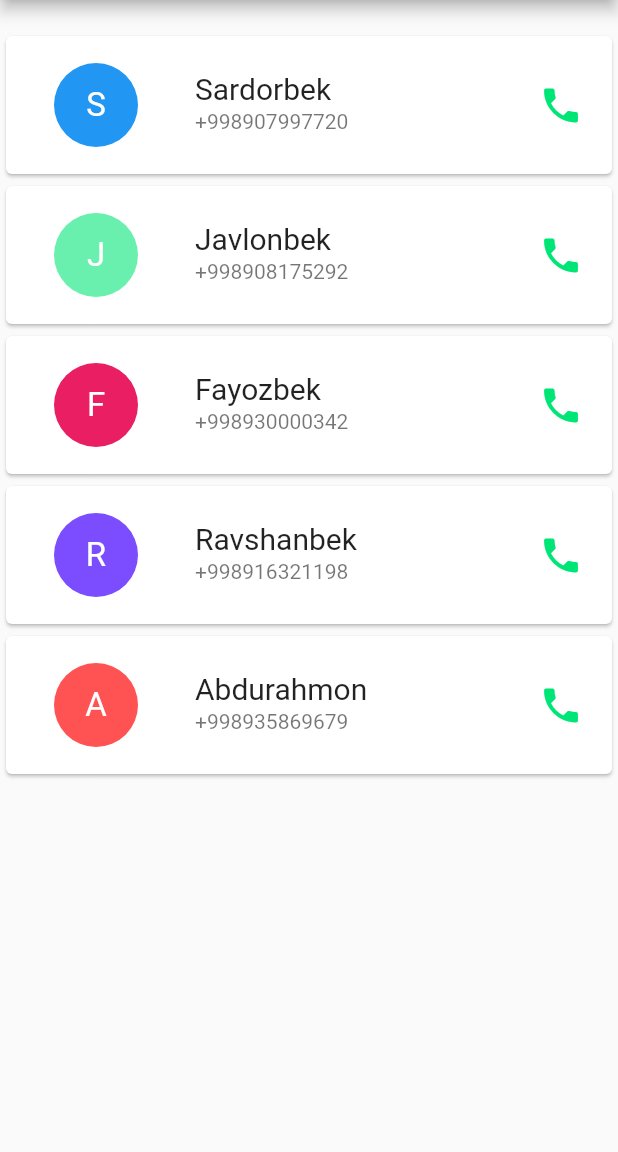
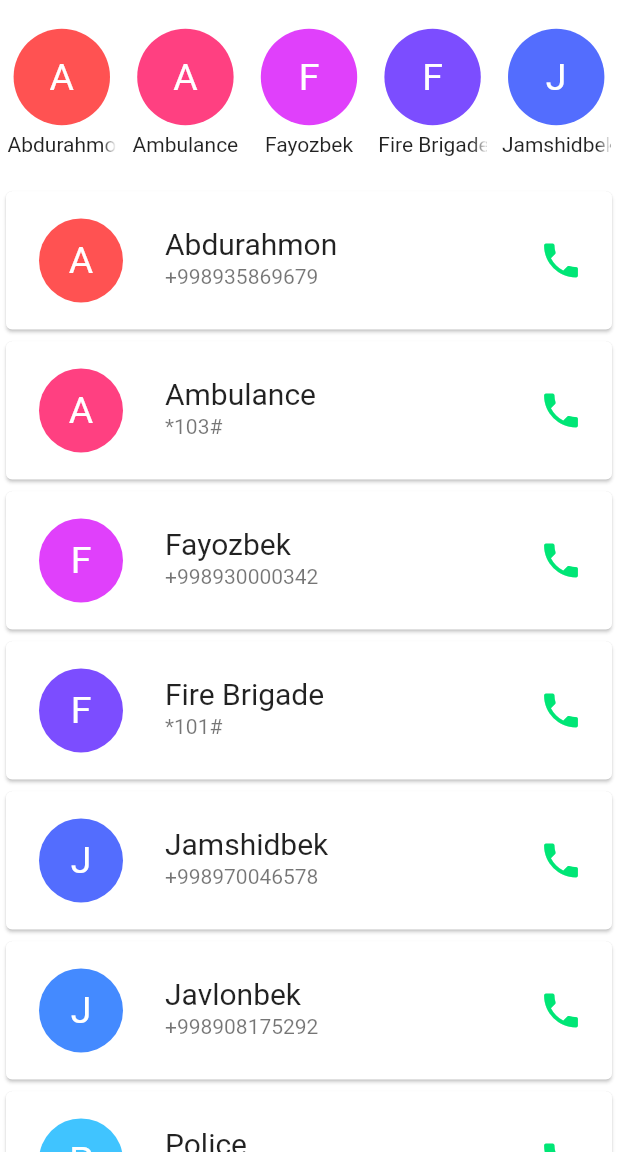
Before and after one commit to Sanjarbek-Olimov/contact_wifi_practice, a Flutter app: the ContactPage screen opened by its route, on a phone screen of 412 x 824 dp, the part 84-1236 px from its top. Run offline on Flutter 3.47's test engine with Material 2 defaults, Android fonts, the light colour scheme and no system bars; our stand-ins replace contacts_service, permission_handler.

Commit message:
Contact Page UI updated

```diff
--- a/lib/pages/contact_page.dart
+++ b/lib/pages/contact_page.dart
@@ -1,4 +1,3 @@
-import 'package:contacts_service/contacts_service.dart';
 import 'package:flutter/material.dart';
 import 'package:url_launcher/url_launcher.dart';
 
@@ -19,14 +18,7 @@ class ContactPage extends StatefulWidget {
 }
 
 class _ContactPageState extends State<ContactPage> {
-
-  List<Color> colors = [
-    Colors.blue,
-    Colors.greenAccent,
-    Colors.pink,
-    Colors.deepPurpleAccent,
-    Colors.redAccent
-  ];
+  List<Color> colors = Colors.accents;
 
   List<Contacts> contacts = [
     Contacts(name: "Sardorbek", number: "+998907997720"),
@@ -34,17 +26,26 @@ class _ContactPageState extends State<ContactPage> {
     Contacts(name: "Fayozbek", number: "+998930000342"),
     Contacts(name: "Ravshanbek", number: "+998916321198"),
     Contacts(name: "Abdurahmon", number: "+998935869679"),
+    Contacts(name: "Jamshidbek", number: "+998970046578"),
+    Contacts(name: "USSD Balans", number: "*100#"),
+    Contacts(name: "Ambulance", number: "*103#"),
+    Contacts(name: "Police", number: "*102#"),
+    Contacts(name: "Fire Brigade", number: "*101#"),
   ];
-
 
   @override
   Widget build(BuildContext context) {
+    contacts.sort((a, b) => a.name.compareTo(b.name));
     return SafeArea(
         child: Scaffold(
-      appBar: AppBar(
-        title: Text(
+      backgroundColor: Colors.white,
+      body: NestedScrollView(
+        // floatHeaderSlivers: true,
+        headerSliverBuilder: (context, innerBoxIsScrolled) =>[
+          SliverAppBar(
+            title: const Text(
               "Contacts",
-          style: const TextStyle(fontSize: 25),
+              style: TextStyle(fontSize: 25),
             ),
             centerTitle: true,
             leading: IconButton(
@@ -52,14 +53,68 @@ class _ContactPageState extends State<ContactPage> {
               onPressed: () {},
             ),
           ),
-      body: ListView.builder(
-        padding: EdgeInsets.only(top: 20),
+        ],
+        body: ListView(
+          children: [
+            SizedBox(
+              height: MediaQuery.of(context).size.height * 0.15,
+              child: ListView.builder(
+                scrollDirection: Axis.horizontal,
+                itemCount: contacts.length,
+                itemBuilder: (BuildContext context, int index) {
+                  return _itemHorizContacts(index);
+                },
+              ),
+            ),
+            ListView.builder(
+              shrinkWrap: true,
+              physics: const ClampingScrollPhysics(),
               itemCount: contacts.length,
               itemBuilder: (BuildContext context, int index) {
                 return _itemContacts(index);
               },
-      )
+            ),
+          ],
+        ),
+      ),
     ));
+  }
+
+  Widget _itemHorizContacts(int index) {
+    return MaterialButton(
+      minWidth: MediaQuery.of(context).size.width*0.2,
+      onPressed: () {
+        launch("tel://${contacts[index].number}");
+      },
+      padding: EdgeInsets.zero,
+      child: Container(
+          padding: const EdgeInsets.all(5),
+          width: MediaQuery.of(context).size.width * 0.2,
+          child: Column(
+            mainAxisAlignment: MainAxisAlignment.center,
+            children: [
+              CircleAvatar(
+                backgroundColor: colors[index],
+                maxRadius: MediaQuery.of(context).size.width*0.078,
+                child: Text(
+                  contacts[index].name.substring(0, 1),
+                  style: const TextStyle(fontSize: 25, color: Colors.white),
+                ),
+              ),
+              SizedBox(
+                height: 5,
+              ),
+              Flexible(
+                  child: Text(
+                contacts[index].name,
+                style: TextStyle(fontWeight: FontWeight.normal),
+                maxLines: 1,
+                softWrap: false,
+                overflow: TextOverflow.fade,
+              )),
+            ],
+          )),
+    );
   }
 
   Widget _itemContacts(int index) {
@@ -68,18 +123,20 @@ class _ContactPageState extends State<ContactPage> {
         contentPadding: const EdgeInsets.all(10),
         leading: CircleAvatar(
           backgroundColor: colors[index],
-          minRadius: 50,
-          maxRadius: 50,
+          minRadius: 40,
+          maxRadius: 40,
           child: Text(
-            contacts[index].name.substring(0,1),
-            style: const TextStyle(fontSize: 22, color: Colors.white),
+            contacts[index].name.substring(0, 1),
+            style: const TextStyle(fontSize: 25, color: Colors.white),
           ),
         ),
         title: Text(
           contacts[index].name,
           style: const TextStyle(fontSize: 20),
         ),
-        subtitle: Text(contacts[index].number,),
+        subtitle: Text(
+          contacts[index].number,
+        ),
         trailing: IconButton(
           icon: Icon(
             Icons.phone,
--- a/lib/pages/phone_contact_page.dart
+++ b/lib/pages/phone_contact_page.dart
@@ -1,6 +1,8 @@
 import 'package:contact_wifi/pages/contact_access_page.dart';
 import 'package:flutter/material.dart';
 import 'package:permission_handler/permission_handler.dart';
+
+import 'contact_page.dart';
 
 class PhoneContactPage extends StatefulWidget {
   static const String id = "phone_contact_page";
@@ -75,7 +77,7 @@ class _PhoneContactPageState extends State<PhoneContactPage> {
           height: 50,
           color: Colors.lightBlueAccent,
           onPressed: () {
-            _askPermissions(ContactAccessPage.id);
+            _askPermissions(ContactPage.id);
           },
           // async {
           //   // final PermissionStatus permissionStatus = await _getPermission();
```
Lines whose indentation alone changed are shown as unchanged.
